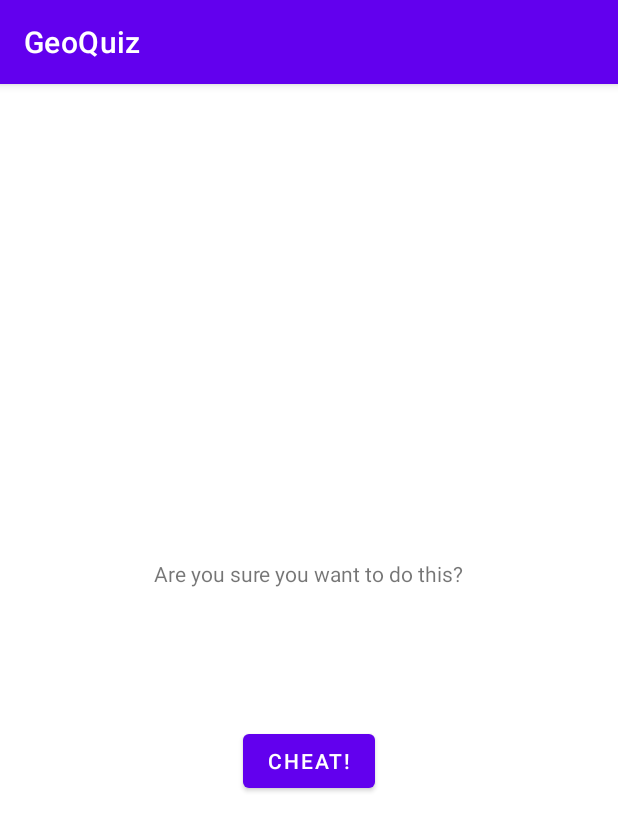
After one commit to shaynguyen/Android-Programming, an Android app: the CheatActivity screen opened directly, with no data from a screen before it, on a phone screen of 412 x 824 dp. The commit adds this screen. Shown: the top 831 px of the screen. Run offline under Robolectric (Android 15) with nearby library versions, the phone set to English and light mode, and no system bars.

Commit message:
6: Create a CheatActivity / Layout

```diff
--- a/geoquiz/src/main/AndroidManifest.xml
+++ b/geoquiz/src/main/AndroidManifest.xml
@@ -9,6 +9,7 @@
         android:roundIcon="@mipmap/ic_launcher_round"
         android:supportsRtl="true"
         android:theme="@style/Theme.AndroidProgramming">
+        <activity android:name=".CheatActivity"></activity>
         <activity android:name=".MainActivity">
             <intent-filter>
                 <action android:name="android.intent.action.MAIN" />
--- /dev/null
+++ b/geoquiz/src/main/java/com/bignerdranch/android/geoquiz/CheatActivity.kt
@@ -0,0 +1,11 @@
+package com.bignerdranch.android.geoquiz
+
+import androidx.appcompat.app.AppCompatActivity
+import android.os.Bundle
+
+class CheatActivity : AppCompatActivity() {
+    override fun onCreate(savedInstanceState: Bundle?) {
+        super.onCreate(savedInstanceState)
+        setContentView(R.layout.activity_cheat)
+    }
+}
--- /dev/null
+++ b/geoquiz/src/main/res/layout/activity_cheat.xml
@@ -0,0 +1,28 @@
+<?xml version="1.0" encoding="utf-8"?>
+<LinearLayout xmlns:android="http://schemas.android.com/apk/res/android"
+    xmlns:tools="http://schemas.android.com/tools"
+    android:layout_width="match_parent"
+    android:layout_height="match_parent"
+    android:gravity="center"
+    android:orientation="vertical"
+    tools:context=".CheatActivity">
+
+    <TextView
+        android:layout_width="wrap_content"
+        android:layout_height="wrap_content"
+        android:padding="24dp"
+        android:text="@string/warning_text" />
+
+    <TextView
+        android:id="@+id/answer_text_view"
+        android:layout_width="wrap_content"
+        android:layout_height="wrap_content"
+        android:padding="24dp"
+        tools:text="Answer" />
+
+    <Button
+        android:id="@+id/cheat_button"
+        android:layout_width="wrap_content"
+        android:layout_height="wrap_content"
+        android:text="@string/cheat_button"/>
+</LinearLayout>
--- a/geoquiz/src/main/res/values/strings.xml
+++ b/geoquiz/src/main/res/values/strings.xml
@@ -5,10 +5,13 @@
     <string name="true_button">True</string>
     <string name="false_button">False</string>
     <string name="next_button">Next</string>
+    <string name="show_answer_button">Show Answer</string>
+    <string name="cheat_button">Cheat!</string>
 
     <!-- toast -->
     <string name="correct_toast">Correct!</string>
     <string name="incorrect_toast">Incorrect!</string>
+    <string name="judgment_toast">Cheating is wrong.</string>
 
     <!-- questions -->
     <string name="question_australia">Canberra is the capital of Australia.</string>
@@ -17,4 +20,7 @@
     <string name="question_africa">The source of the Nile River is in Egypt.</string>
     <string name="question_americas">The Amazon River is the longest river in the Americas.</string>
     <string name="question_asia">Lake Baikal is the world\'s oldest and deepest freshwater lake.</string>
+
+    <!-- text -->
+    <string name="warning_text">Are you sure you want to do this?</string>
 </resources>
```
